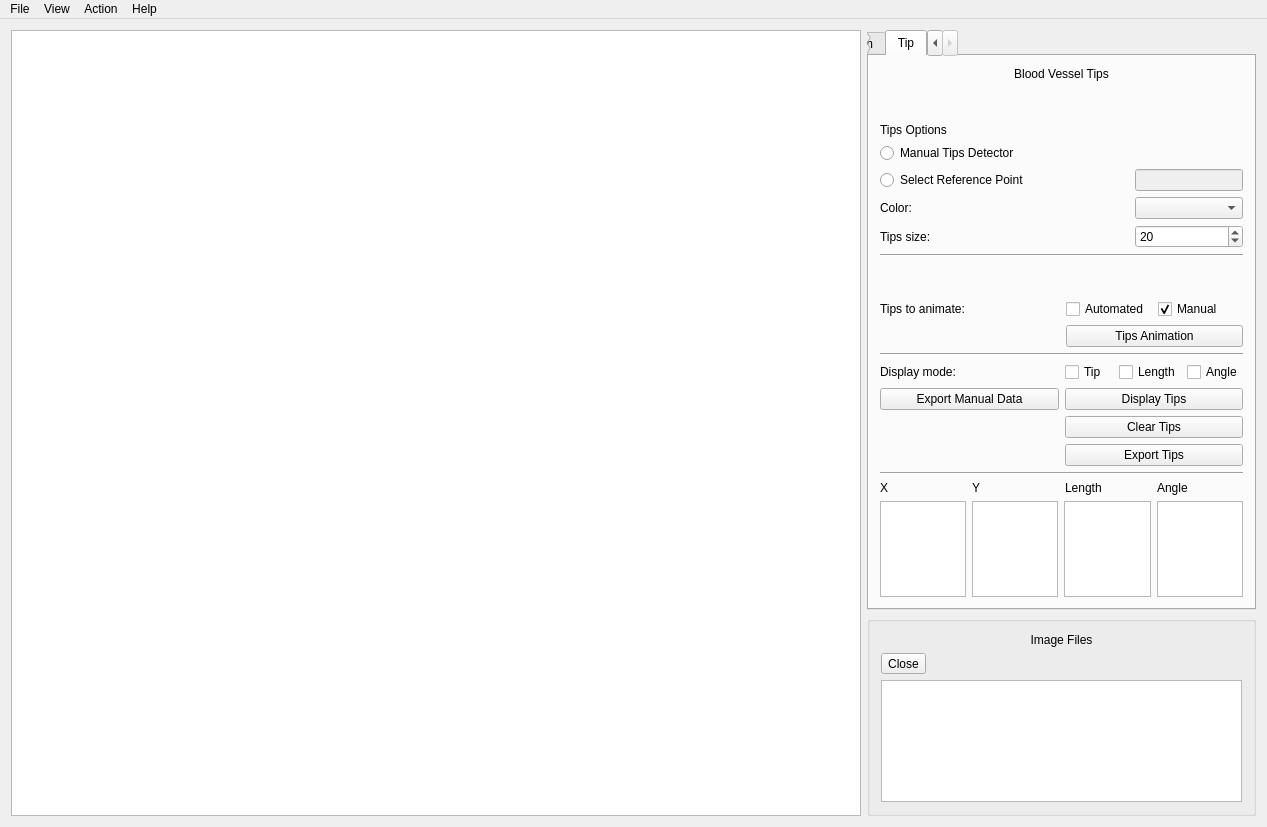
Old version of the form mainwindow.ui in the repository qchen2017/BloodVesselVisualization.
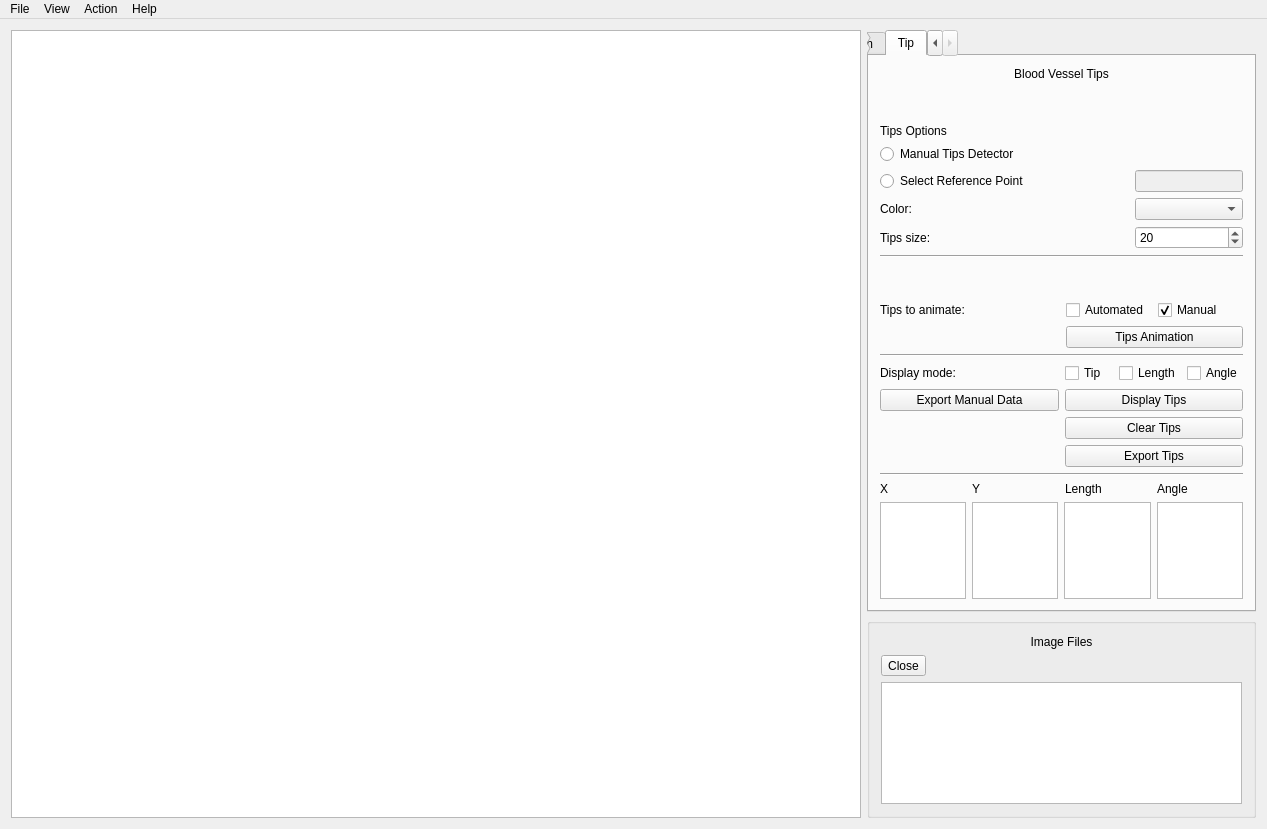
New version of the form.

Diff of the .ui file:
```diff
--- a/mainwindow.ui
+++ b/mainwindow.ui
@@ -7,7 +7,7 @@
     <x>0</x>
     <y>0</y>
     <width>1267</width>
-    <height>827</height>
+    <height>829</height>
    </rect>
   </property>
   <property name="sizePolicy">
@@ -708,6 +708,9 @@
        </item>
        <item row="2" column="0">
         <widget class="QToolButton" name="closeImage_toolButton">
+         <property name="enabled">
+          <bool>true</bool>
+         </property>
          <property name="text">
           <string>Close</string>
          </property>
```
